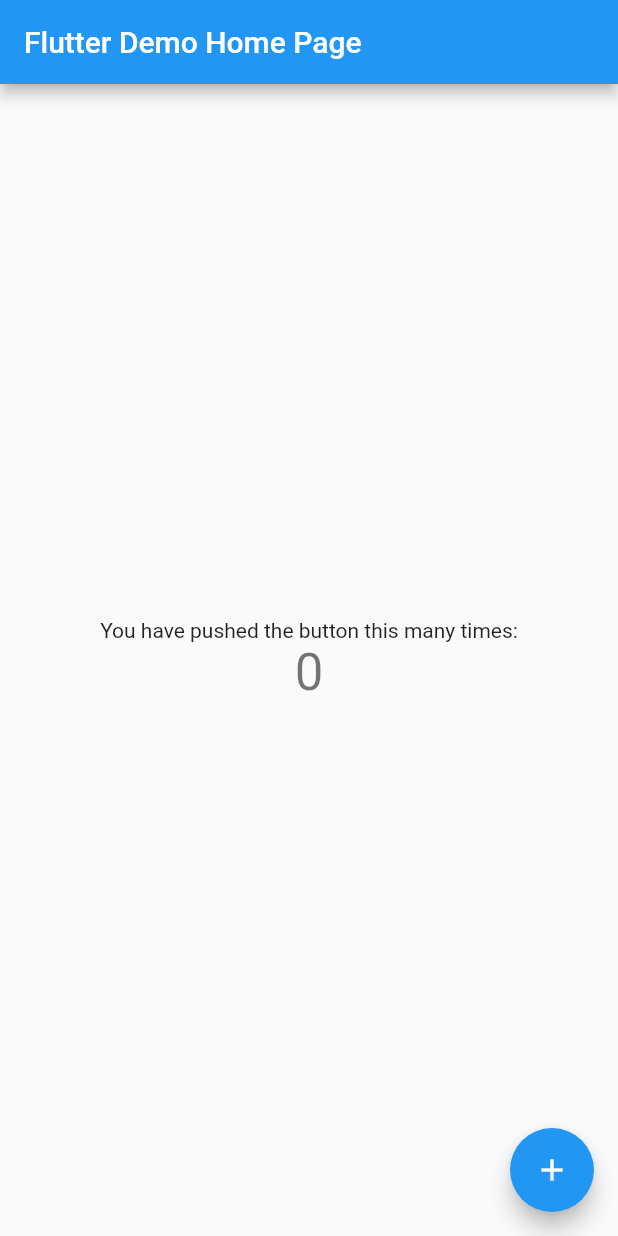
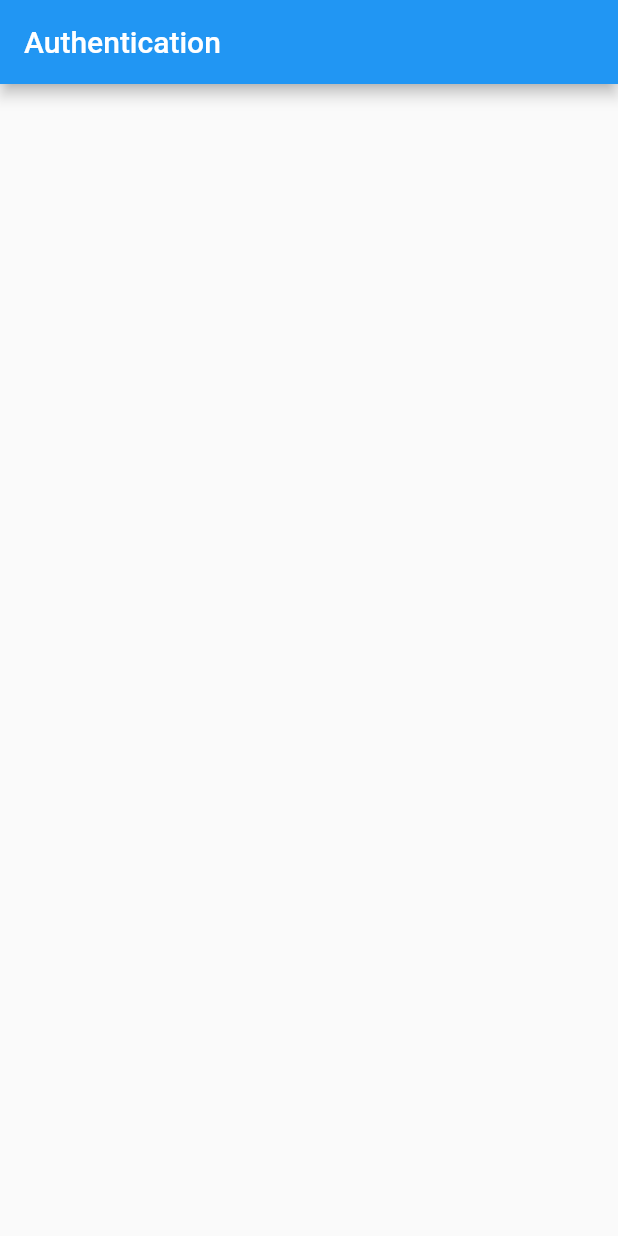
Before and after one commit to shounak-b/no_name, a Flutter app: the screen it shows after launch, on a phone screen of 412 x 824 dp. Run offline on Flutter 3.47's test engine with Material 2 defaults, Android fonts, the phone set to English and light mode, and no system bars; our stand-ins replace cloud_firestore, firebase_auth, firebase_core, flutter_riverpod, shared_preferences; accounts and stored records are empty.

Commit message:
integrated pod

```diff
--- a/lib/main.dart
+++ b/lib/main.dart
@@ -1,10 +1,12 @@
 import 'package:firebase_core/firebase_core.dart';
 import 'package:flutter/material.dart';
+import 'package:flutter_riverpod/flutter_riverpod.dart';
+import 'package:no_name/views/auth/auth.dart';
 
 void main() async {
   WidgetsFlutterBinding.ensureInitialized();
   await Firebase.initializeApp();
-  runApp(const MyApp());
+  runApp(const ProviderScope(child: MyApp()));
 }
 
 class MyApp extends StatelessWidget {
@@ -16,54 +18,7 @@
       theme: ThemeData(
         primarySwatch: Colors.blue,
       ),
-      home: const MyHomePage(title: 'Flutter Demo Home Page'),
+      home: const AuthenticationPage(),
     );
   }
 }
-
-class MyHomePage extends StatefulWidget {
-  const MyHomePage({Key? key, required this.title}) : super(key: key);
-
-  final String title;
-
-  @override
-  State<MyHomePage> createState() => _MyHomePageState();
-}
-
-class _MyHomePageState extends State<MyHomePage> {
-  int _counter = 0;
-
-  void _incrementCounter() {
-    setState(() {
-      _counter++;
-    });
-  }
-
-  @override
-  Widget build(BuildContext context) {
-    return Scaffold(
-      appBar: AppBar(
-        title: Text(widget.title),
-      ),
-      body: Center(
-        child: Column(
-          mainAxisAlignment: MainAxisAlignment.center,
-          children: <Widget>[
-            const Text(
-              'You have pushed the button this many times:',
-            ),
-            Text(
-              '$_counter',
-              style: Theme.of(context).textTheme.headline4,
-            ),
-          ],
-        ),
-      ),
-      floatingActionButton: FloatingActionButton(
-        onPressed: _incrementCounter,
-        tooltip: 'Increment',
-        child: const Icon(Icons.add),
-      ),
-    );
-  }
-}
--- /dev/null
+++ b/lib/views/auth/auth.dart
@@ -0,0 +1,14 @@
+import 'package:flutter/material.dart';
+
+class AuthenticationPage extends StatelessWidget {
+  const AuthenticationPage({Key? key}) : super(key: key);
+
+  @override
+  Widget build(BuildContext context) {
+    return Scaffold(
+      appBar: AppBar(
+        title: const Text("Authentication"),
+      ),
+    );
+  }
+}
--- a/pubspec.yaml
+++ b/pubspec.yaml
@@ -37,6 +37,8 @@
   cloud_firestore: ^3.1.13
   firebase_auth: ^3.3.15
   firebase_core: ^1.15.0
+  shared_preferences: ^2.0.13
+  flutter_riverpod: ^1.0.3
 
 dev_dependencies:
   flutter_test:
```
Also changed, not shown: lib/models/user.dart (added, +13 -0 lines), lib/services/authentication.dart (+47 -1 lines), lib/services/database.dart (added, +28 -0 lines), lib/services/shared_pref.dart (added, +29 -0 lines), lib/services/providers.dart (added), pubspec.lock, 6 other files.
